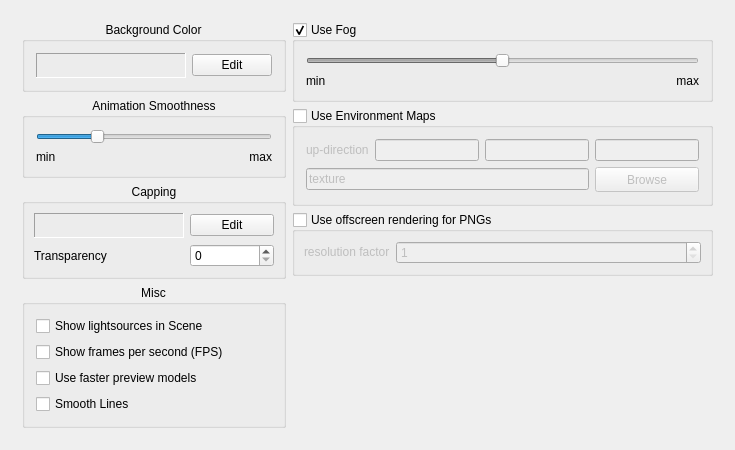
First picture: the form in source/VIEW/DIALOGS/stageSettings.ui, repository BALL-Project/ball, before the edit.
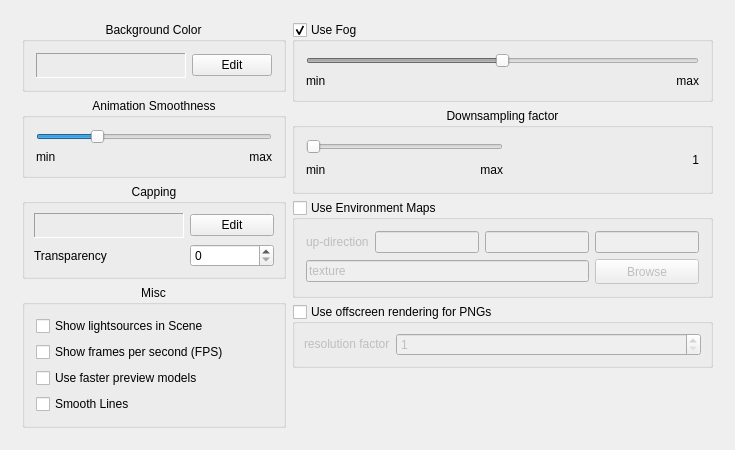
Second picture: the form after the edit. The open tabs and pages were chosen to show the change.

Commit message:
Added a downsampling factor to the stage settings
this factor can used for gaining speed when running BALLView remotely via  internet.

The edit to the form file:
```diff
--- a/source/VIEW/DIALOGS/stageSettings.ui
+++ b/source/VIEW/DIALOGS/stageSettings.ui
@@ -20,7 +20,7 @@
       <number>3</number>
      </property>
      <widget class="QWidget" name="Main">
-      <layout class="QHBoxLayout" name="horizontalLayout_4">
+      <layout class="QHBoxLayout" name="horizontalLayout_7">
        <item>
         <layout class="QVBoxLayout" name="verticalLayout_2">
          <item>
@@ -283,7 +283,7 @@
         </layout>
        </item>
        <item>
-        <layout class="QVBoxLayout" name="verticalLayout_3">
+        <layout class="QVBoxLayout" name="verticalLayout_10">
          <item>
           <widget class="QGroupBox" name="fog_box">
            <property name="toolTip">
@@ -344,6 +344,122 @@
            </layout>
           </widget>
          </item>
+         <item>
+          <widget class="QGroupBox" name="downsampling_box">
+           <property name="sizePolicy">
+            <sizepolicy hsizetype="Minimum" vsizetype="Minimum">
+             <horstretch>0</horstretch>
+             <verstretch>0</verstretch>
+            </sizepolicy>
+           </property>
+           <property name="toolTip">
+            <string/>
+           </property>
+           <property name="title">
+            <string>Downsampling factor</string>
+           </property>
+           <property name="alignment">
+            <set>Qt::AlignHCenter</set>
+           </property>
+           <layout class="QGridLayout" name="gridLayout_8">
+            <item row="0" column="0">
+             <layout class="QHBoxLayout" name="horizontalLayout_6">
+              <item>
+               <layout class="QVBoxLayout" name="verticalLayout_3">
+                <item>
+                 <widget class="QSlider" name="downsampling_slider">
+                  <property name="toolTip">
+                   <string>Smoothness of the interpolation between stored 3D positions.</string>
+                  </property>
+                  <property name="whatsThis">
+                   <string/>
+                  </property>
+                  <property name="minimum">
+                   <number>4</number>
+                  </property>
+                  <property name="maximum">
+                   <number>40</number>
+                  </property>
+                  <property name="value">
+                   <number>4</number>
+                  </property>
+                  <property name="orientation">
+                   <enum>Qt::Horizontal</enum>
+                  </property>
+                  <property name="tickInterval">
+                   <number>50</number>
+                  </property>
+                 </widget>
+                </item>
+                <item>
+                 <layout class="QHBoxLayout" name="horizontalLayout_4">
+                  <item>
+                   <widget class="QLabel" name="min_label_2">
+                    <property name="sizePolicy">
+                     <sizepolicy hsizetype="Minimum" vsizetype="Minimum">
+                      <horstretch>0</horstretch>
+                      <verstretch>0</verstretch>
+                     </sizepolicy>
+                    </property>
+                    <property name="text">
+                     <string>min</string>
+                    </property>
+                   </widget>
+                  </item>
+                  <item>
+                   <spacer name="horizontalSpacer">
+                    <property name="orientation">
+                     <enum>Qt::Horizontal</enum>
+                    </property>
+                    <property name="sizeHint" stdset="0">
+                     <size>
+                      <width>148</width>
+                      <height>20</height>
+                     </size>
+                    </property>
+                   </spacer>
+                  </item>
+                  <item>
+                   <widget class="QLabel" name="max_label_2">
+                    <property name="text">
+                     <string>max</string>
+                    </property>
+                    <property name="alignment">
+                     <set>Qt::AlignRight|Qt::AlignTrailing|Qt::AlignVCenter</set>
+                    </property>
+                   </widget>
+                  </item>
+                 </layout>
+                </item>
+               </layout>
+              </item>
+              <item>
+               <widget class="QLabel" name="downsamplingfactor_label">
+                <property name="sizePolicy">
+                 <sizepolicy hsizetype="Minimum" vsizetype="Minimum">
+                  <horstretch>20</horstretch>
+                  <verstretch>20</verstretch>
+                 </sizepolicy>
+                </property>
+                <property name="minimumSize">
+                 <size>
+                  <width>30</width>
+                  <height>25</height>
+                 </size>
+                </property>
+                <property name="text">
+                 <string>1</string>
+                </property>
+                <property name="alignment">
+                 <set>Qt::AlignRight|Qt::AlignTrailing|Qt::AlignVCenter</set>
+                </property>
+               </widget>
+              </item>
+             </layout>
+            </item>
+           </layout>
+          </widget>
+         </item>
          <item>
           <widget class="QGroupBox" name="environment_map">
            <property name="toolTip">
```
The commit also changes 8 other files.
